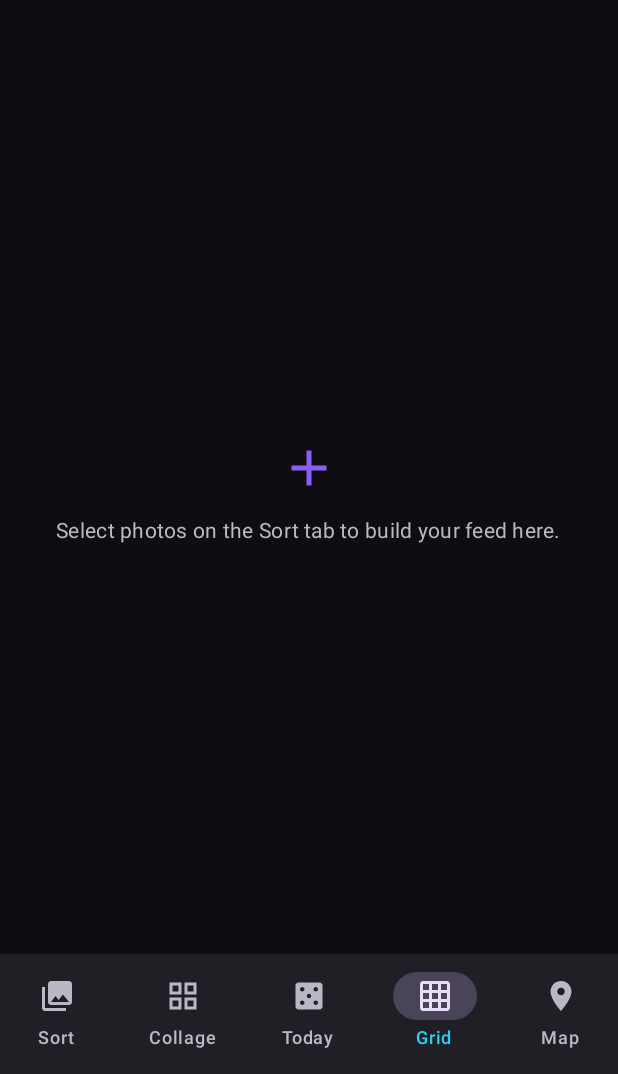
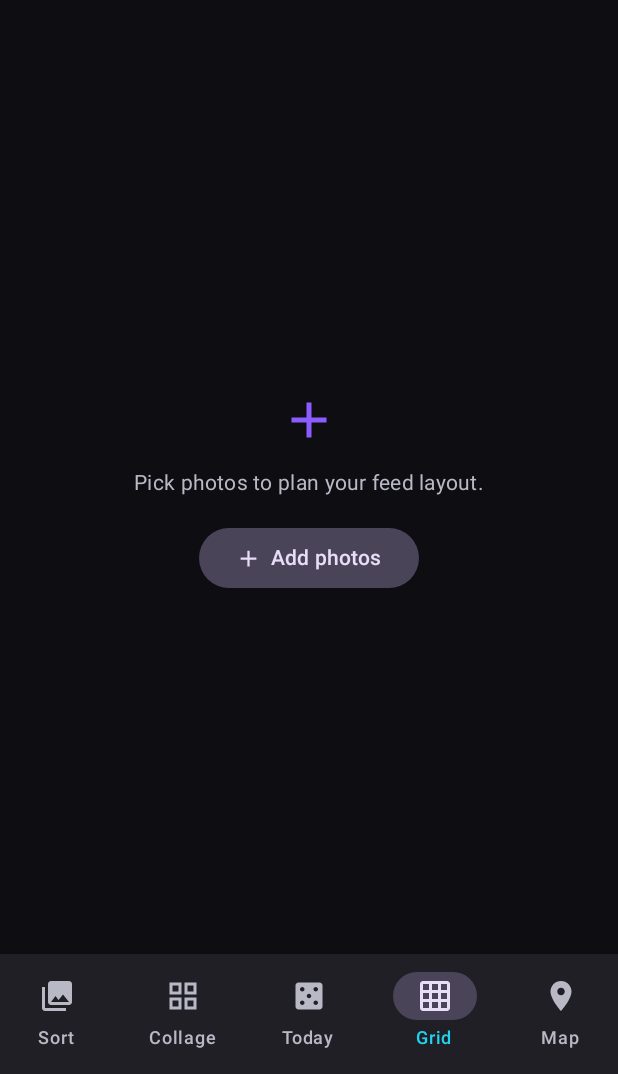
Before and after one commit to souru67-dot/gh_test_repo, an Android app built with Jetpack Compose: the CollageScreen screen opened through its navigation route, item 4 of the bottom bar chosen, on a phone screen of 412 x 824 dp, the part 162-1236 px from its top. Run offline under Robolectric (Android 15) with nearby library versions, the phone set to English and light mode, and no system bars; libraries missing offline, so code that uses them is left out: org.osmdroid.config.

Commit message:
Proデバッグ・お題改名・グリッド独自選択・コラージュ選択反応性
- Proデバッグ: BuildConfig.DEBUG時のみペイウォールに「Proを有効化」ボタン。
  billing無しでもPro機能を検証可能（BuildConfig生成を有効化）
- 「お題」タブ名を「今日の色」に改名
- グリッド: 仕分けの選択に依存せず、グリッドタブ自身のPhoto Pickerで画像を
  選択・配置。各セルに×で削除、空状態に追加ボタン、FABで追加
- コラージュ不安定バグ修正: 選択済みでも「未選択」になる問題を、選択への
  反応的購読（selectedIds/photos）＋ビットマップ遅延ロードで解消。手動並べ替えは
  維持、色相整列も選択セット基準に。ドラッグ移動用のmove()も追加

Co-Authored-By: Claude Opus 4.8 <noreply@anthropic.com>
Claude-Session: https://claude.ai/code/session_01UFLipPVndm97PufGCK3hcM

```diff
--- a/app/build.gradle.kts
+++ b/app/build.gradle.kts
@@ -35,6 +35,7 @@ android {
     }
     buildFeatures {
         compose = true
+        buildConfig = true
     }
 }
 
--- a/app/src/main/java/com/souru/colorhunt/ui/collage/CollageViewModel.kt
+++ b/app/src/main/java/com/souru/colorhunt/ui/collage/CollageViewModel.kt
@@ -94,10 +94,10 @@ class CollageViewModel(
     ) { spec, prev, isRendering, isLoading, isPro ->
         CollageUiState(
             loading = isLoading,
-            photoCount = photos.size,
+            photoCount = spec.order.size,
             size = spec.size,
             countPreset = spec.countPreset,
-            cellCount = resolveCellCount(spec.countPreset, photos.size),
+            cellCount = resolveCellCount(spec.countPreset, spec.order.size),
             style = spec.style,
             preview = prev,
             rendering = isRendering,
@@ -106,27 +106,43 @@ class CollageViewModel(
     }.stateIn(viewModelScope, SharingStarted.WhileSubscribed(5_000), CollageUiState())
 
     init {
-        loadSelection()
+        observeSelection()
         observeAndRender()
         // Re-render (e.g. drop the watermark) the moment Pro status changes.
         viewModelScope.launch { ProState.isPro.collect { renderTick.value += 1 } }
     }
 
-    private fun loadSelection() {
+    /**
+     * Keep the collage in sync with the live selection: still-selected photos keep
+     * their manual order, newly selected ones append, deselected ones drop out.
+     * This fixes the "nothing selected" flicker where a one-shot snapshot went stale.
+     */
+    private fun observeSelection() {
         viewModelScope.launch {
-            photos = repository.selectedPhotos()
-            order.value = photos.map { it.id }
-            withContext(Dispatchers.IO) {
-                photos.forEach { photo ->
-                    if (!bitmaps.containsKey(photo.id)) {
-                        BitmapLoader.load(appContext, photo.uri, SOURCE_MAX_DIM)?.let {
-                            bitmaps[photo.id] = it
-                        }
-                    }
+            combine(repository.selectedIds, repository.photos) { ids, ph -> ids to ph }
+                .collect { (ids, ph) ->
+                    photos = ph
+                    val known = order.value
+                    val knownSet = known.toHashSet()
+                    val stillSelected = known.filter { it in ids }
+                    val newlySelected = ids.filter { it !in knownSet }
+                    val next = stillSelected + newlySelected
+                    if (next != known) order.value = next
+                    ensureBitmaps(next, ph)
+                    loading.value = false
+                    renderTick.value += 1
+                }
+        }
+    }
+
+    private suspend fun ensureBitmaps(ids: List<String>, photos: List<HuntPhoto>) {
+        withContext(Dispatchers.IO) {
+            ids.forEach { id ->
+                if (!bitmaps.containsKey(id)) {
+                    val uri = photos.firstOrNull { it.id == id }?.uri ?: return@forEach
+                    BitmapLoader.load(appContext, uri, SOURCE_MAX_DIM)?.let { bitmaps[id] = it }
                 }
             }
-            loading.value = false
-            renderTick.value += 1 // bitmaps are ready — refresh the preview.
         }
     }
 
@@ -139,7 +155,7 @@ class CollageViewModel(
                     rendering.value = true
                     preview.value = renderCollage(
                         spec.size,
-                        resolveCellCount(spec.countPreset, photos.size),
+                        resolveCellCount(spec.countPreset, spec.order.size),
                         spec.style,
                         spec.order,
                     )
@@ -191,10 +207,19 @@ class CollageViewModel(
 
     /** Reorder cells so photos run around the colour wheel (spec: 色相グラデーション自動整列). */
     fun sortByHue() {
-        val sorted = photos.sortedBy { photo ->
-            photo.dominantColor?.let { Hsv.fromColorInt(it).hue } ?: Float.MAX_VALUE
+        val byId = photos.associateBy { it.id }
+        order.value = order.value.sortedBy { id ->
+            byId[id]?.dominantColor?.let { Hsv.fromColorInt(it).hue } ?: Float.MAX_VALUE
         }
-        order.value = sorted.map { it.id }
+    }
+
+    /** Drag-rearrange a cell from one position to another. */
+    fun move(from: Int, to: Int) {
+        val list = order.value
+        if (from !in list.indices || to !in list.indices || from == to) return
+        val mutable = list.toMutableList()
+        mutable.add(to, mutable.removeAt(from))
+        order.value = mutable
     }
 
     fun save() {
@@ -227,7 +252,7 @@ class CollageViewModel(
     }
 
     private suspend fun currentExportBitmap(): Bitmap =
-        renderCollage(size.value, resolveCellCount(countPreset.value, photos.size), style.value, order.value)
+        renderCollage(size.value, resolveCellCount(countPreset.value, order.value.size), style.value, order.value)
 
     private fun colorFor(id: String): Int? = photos.firstOrNull { it.id == id }?.dominantColor
 
--- a/app/src/main/java/com/souru/colorhunt/ui/grid/GridPreviewScreen.kt
+++ b/app/src/main/java/com/souru/colorhunt/ui/grid/GridPreviewScreen.kt
@@ -1,5 +1,9 @@
 package com.souru.colorhunt.ui.grid
 
+import androidx.activity.compose.rememberLauncherForActivityResult
+import androidx.activity.result.PickVisualMediaRequest
+import androidx.activity.result.contract.ActivityResultContracts.PickMultipleVisualMedia
+import androidx.activity.result.contract.ActivityResultContracts.PickVisualMedia
 import androidx.compose.foundation.background
 import androidx.compose.foundation.border
 import androidx.compose.foundation.clickable
@@ -25,8 +29,11 @@ import androidx.compose.foundation.shape.CircleShape
 import androidx.compose.foundation.shape.RoundedCornerShape
 import androidx.compose.material.icons.Icons
 import androidx.compose.material.icons.filled.Add
+import androidx.compose.material.icons.filled.Close
 import androidx.compose.material.icons.filled.Edit
 import androidx.compose.material3.AlertDialog
+import androidx.compose.material3.ExtendedFloatingActionButton
+import androidx.compose.material3.FilledTonalButton
 import androidx.compose.material3.Icon
 import androidx.compose.material3.MaterialTheme
 import androidx.compose.material3.OutlinedButton
@@ -72,7 +79,25 @@ fun GridPreviewScreen(
     val state by viewModel.uiState.collectAsStateWithLifecycle()
     var editing by remember { mutableStateOf(false) }
 
-    Scaffold(modifier = modifier, containerColor = MaterialTheme.colorScheme.background) { padding ->
+    val picker = rememberLauncherForActivityResult(PickMultipleVisualMedia()) { uris ->
+        if (uris.isNotEmpty()) viewModel.addUris(uris)
+    }
+    val launchPicker = { picker.launch(PickVisualMediaRequest(PickVisualMedia.ImageOnly)) }
+
+    Scaffold(
+        modifier = modifier,
+        containerColor = MaterialTheme.colorScheme.background,
+        floatingActionButton = {
+            if (!state.isEmpty) {
+                ExtendedFloatingActionButton(
+                    onClick = launchPicker,
+                    containerColor = MaterialTheme.colorScheme.primary,
+                    icon = { Icon(Icons.Filled.Add, contentDescription = null) },
+                    text = { Text(stringResource(R.string.grid_add)) },
+                )
+            }
+        },
+    ) { padding ->
         Column(Modifier.fillMaxSize().padding(padding)) {
             ProfileBar(
                 profile = state.profile,
@@ -90,6 +115,8 @@ fun GridPreviewScreen(
             ReorderableFeed(
                 feed = state.feed,
                 onMove = viewModel::move,
+                onRemove = viewModel::remove,
+                onPick = launchPicker,
                 modifier = Modifier.weight(1f),
             )
         }
@@ -157,10 +184,12 @@ private fun Stat(value: String, label: String) {
 private fun ReorderableFeed(
     feed: List<HuntPhoto>,
     onMove: (Int, Int) -> Unit,
+    onRemove: (String) -> Unit,
+    onPick: () -> Unit,
     modifier: Modifier = Modifier,
 ) {
     if (feed.isEmpty()) {
-        GridEmptyState(modifier)
+        GridEmptyState(onPick, modifier)
         return
     }
 
@@ -215,6 +244,7 @@ private fun ReorderableFeed(
             val isDragging = draggingIndex == i
             FeedCell(
                 photo = feed[i],
+                onRemove = { onRemove(feed[i].id) },
                 modifier = Modifier.graphicsLayer {
                     if (isDragging) {
                         val info = gridState.layoutInfo.visibleItemsInfo.firstOrNull { it.index == i }
@@ -233,7 +263,7 @@ private fun ReorderableFeed(
 }
 
 @Composable
-private fun GridEmptyState(modifier: Modifier = Modifier) {
+private fun GridEmptyState(onPick: () -> Unit, modifier: Modifier = Modifier) {
     Column(
         modifier.fillMaxSize().padding(32.dp),
         horizontalAlignment = Alignment.CenterHorizontally,
@@ -251,11 +281,17 @@ private fun GridEmptyState(modifier: Modifier = Modifier) {
             style = MaterialTheme.typography.bodyMedium,
             color = MaterialTheme.colorScheme.onSurfaceVariant,
         )
+        Spacer(Modifier.height(16.dp))
+        FilledTonalButton(onClick = onPick) {
+            Icon(Icons.Filled.Add, contentDescription = null, modifier = Modifier.size(18.dp))
+            Spacer(Modifier.width(6.dp))
+            Text(stringResource(R.string.grid_add))
+        }
     }
 }
 
 @Composable
-private fun FeedCell(photo: HuntPhoto, modifier: Modifier = Modifier) {
+private fun FeedCell(photo: HuntPhoto, onRemove: () -> Unit, modifier: Modifier = Modifier) {
     Box(modifier.aspectRatio(CELL_ASPECT).background(MaterialTheme.colorScheme.surfaceVariant)) {
         AsyncImage(
             model = photo.uri,
@@ -273,6 +309,19 @@ private fun FeedCell(photo: HuntPhoto, modifier: Modifier = Modifier) {
                     .background(Color(photo.dominantColor))
                     .border(1.dp, Color.White.copy(alpha = 0.8f), CircleShape),
             )
+        }
+        // Remove badge.
+        Box(
+            Modifier
+                .align(Alignment.TopEnd)
+                .padding(4.dp)
+                .size(20.dp)
+                .clip(CircleShape)
+                .background(Color.Black.copy(alpha = 0.5f))
+                .clickable(onClick = onRemove),
+            contentAlignment = Alignment.Center,
+        ) {
+            Icon(Icons.Filled.Close, contentDescription = null, tint = Color.White, modifier = Modifier.size(14.dp))
         }
     }
 }
--- a/app/src/main/java/com/souru/colorhunt/ui/grid/GridPreviewViewModel.kt
+++ b/app/src/main/java/com/souru/colorhunt/ui/grid/GridPreviewViewModel.kt
@@ -1,5 +1,6 @@
 package com.souru.colorhunt.ui.grid
 
+import android.net.Uri
 import androidx.lifecycle.ViewModel
 import androidx.lifecycle.viewModelScope
 import androidx.lifecycle.viewmodel.initializer
@@ -11,8 +12,6 @@ import kotlinx.coroutines.flow.MutableStateFlow
 import kotlinx.coroutines.flow.SharingStarted
 import kotlinx.coroutines.flow.StateFlow
 import kotlinx.coroutines.flow.combine
-import kotlinx.coroutines.flow.launchIn
-import kotlinx.coroutines.flow.onEach
 import kotlinx.coroutines.flow.stateIn
 
 /** Editable, dummy Instagram-style profile header values. */
@@ -33,35 +32,33 @@ data class GridPreviewUiState(
 /**
  * Phase 2 — Instagram grid preview.
  *
- * The feed is exactly the photos the user has **selected** (on the Sort tab):
- * you build your grid by choosing shots, then drag to arrange. Newly selected
- * photos enter at the top; deselected ones drop out; manual order is preserved.
- * No placeholder cells. No real posting.
+ * The grid has its **own** photo set: you pick images here (independent of the
+ * Sort tab), then drag to arrange or remove them. Picked photos are also fed to
+ * the shared store so their dominant colour is analysed for the corner dot.
  */
 class GridPreviewViewModel(private val repository: PhotoRepository) : ViewModel() {
 
     private val order = MutableStateFlow<List<String>>(emptyList())
     private val profile = MutableStateFlow(ProfileHeader())
 
-    init {
-        // Reconcile our ordered id list with the current selection.
-        repository.selectedIds
-            .onEach { ids ->
-                val known = order.value
-                val knownSet = known.toHashSet()
-                val stillSelected = known.filter { it in ids }
-                val newlySelected = ids.filter { it !in knownSet }
-                val next = newlySelected.toList() + stillSelected // new posts on top
-                if (next != known) order.value = next
-            }
-            .launchIn(viewModelScope)
-    }
-
     val uiState: StateFlow<GridPreviewUiState> =
         combine(order, repository.photos, profile) { ord, photos, prof ->
             val byId = photos.associateBy { it.id }
             GridPreviewUiState(profile = prof, feed = ord.mapNotNull { byId[it] })
         }.stateIn(viewModelScope, SharingStarted.WhileSubscribed(5_000), GridPreviewUiState())
+
+    /** Add photos chosen directly on the grid tab. */
+    fun addUris(uris: List<Uri>) {
+        if (uris.isEmpty()) return
+        repository.addPhotos(uris) // analyse for colour dots
+        val known = order.value.toHashSet()
+        val fresh = uris.map { it.toString() }.filter { it !in known }
+        if (fresh.isNotEmpty()) order.value = order.value + fresh
+    }
+
+    fun remove(id: String) {
+        order.value = order.value - id
+    }
 
     fun move(from: Int, to: Int) {
         val list = order.value
--- a/app/src/main/res/values/strings.xml
+++ b/app/src/main/res/values/strings.xml
@@ -40,7 +40,8 @@
     <string name="grid_edit_profile">Edit profile</string>
     <string name="grid_name_label">Name</string>
     <string name="grid_hint">Long-press a photo and drag to reorder your feed.</string>
-    <string name="grid_empty">Select photos on the Sort tab to build your feed here.</string>
+    <string name="grid_empty">Pick photos to plan your feed layout.</string>
+    <string name="grid_add">Add photos</string>
 
     <!-- Sort / import screen -->
     <string name="sort_title">Color Sort</string>
@@ -98,6 +99,7 @@
     <string name="paywall_b_cells">Unlimited collage cells</string>
     <string name="paywall_b_map">High-res walk-log export</string>
     <string name="paywall_purchase">Purchase</string>
+    <string name="paywall_debug_unlock">DEBUG: Unlock Pro</string>
 
     <string name="share_chooser_title">Share collage</string>
 
```
Also changed, not shown: app/src/main/java/com/souru/colorhunt/ui/collage/CollageScreen.kt (+8 -0 lines), 1 other file.
